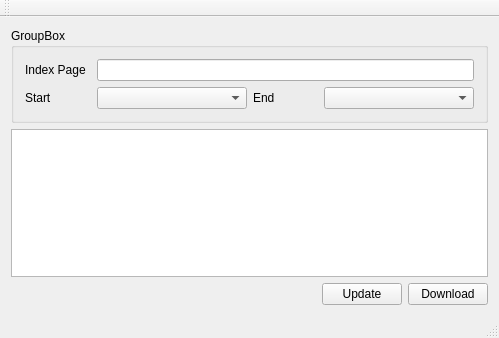
Qt form src/app/mainwindow.ui (f0ghua/qTxtBooker) before a commit.
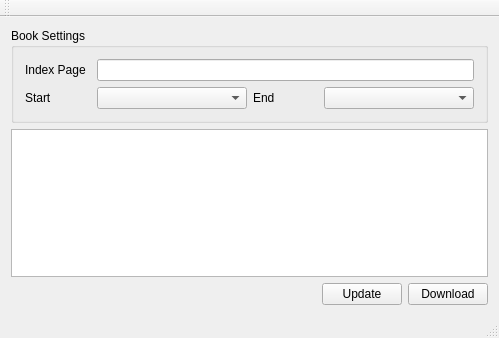
The same form after that commit.

Diff of the .ui file:
```diff
--- a/src/app/mainwindow.ui
+++ b/src/app/mainwindow.ui
@@ -48,7 +48,7 @@
     <item row="0" column="0" colspan="3">
      <widget class="QGroupBox" name="groupBox">
       <property name="title">
-       <string>GroupBox</string>
+       <string>Book Settings</string>
       </property>
       <layout class="QGridLayout" name="gridLayout">
        <item row="0" column="0">
```
